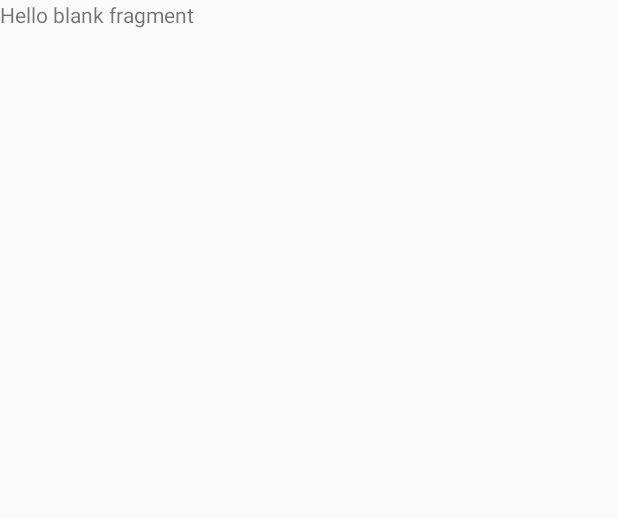
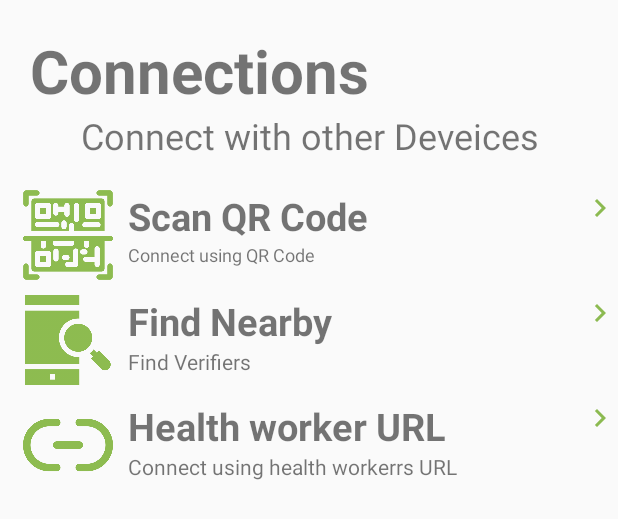
Before and after one commit to MrAsimZahid/ChildCare, an Android app: the layout fragment_connections.xml on its own in the app's theme, with its tools: preview values and no code run, on a phone screen of 412 x 824 dp. Shown: the top 519 px of the screen. Run offline under Robolectric (Android 15) with nearby library versions, the phone set to English and light mode, and no system bars.

Commit message:
Connection Fragment

```diff
--- /dev/null
+++ b/app/src/main/res/drawable/ic_navigate_next_green.xml
@@ -0,0 +1,5 @@
+<vector android:height="24dp" android:tint="#8CBA51"
+    android:viewportHeight="24.0" android:viewportWidth="24.0"
+    android:width="24dp" xmlns:android="http://schemas.android.com/apk/res/android">
+    <path android:fillColor="#FF000000" android:pathData="M10,6L8.59,7.41 13.17,12l-4.58,4.59L10,18l6,-6z"/>
+</vector>
--- a/app/src/main/res/layout/fragment_connections.xml
+++ b/app/src/main/res/layout/fragment_connections.xml
@@ -1,14 +1,172 @@
 <?xml version="1.0" encoding="utf-8"?>
-<FrameLayout xmlns:android="http://schemas.android.com/apk/res/android"
+<RelativeLayout xmlns:android="http://schemas.android.com/apk/res/android"
+    xmlns:app="http://schemas.android.com/apk/res-auto"
     xmlns:tools="http://schemas.android.com/tools"
     android:layout_width="match_parent"
     android:layout_height="match_parent"
     tools:context=".ui.fragments.Connections">
 
     <!-- TODO: Update blank fragment layout -->
+
+
     <TextView
+        android:id="@+id/textView13"
         android:layout_width="match_parent"
-        android:layout_height="match_parent"
-        android:text="@string/hello_blank_fragment" />
+        android:layout_height="wrap_content"
+        android:text="Connections"
+        android:textSize="40sp"
+        android:textStyle="bold"
+        android:layout_marginTop="20dp"
+        android:layout_marginLeft="20dp"
+        />
 
-</FrameLayout>
+    <TextView
+        android:id="@+id/textView14"
+        android:layout_width="match_parent"
+        android:layout_height="wrap_content"
+        android:layout_below="@+id/textView13"
+        android:layout_gravity="center_horizontal"
+        android:gravity="center_horizontal"
+        android:text="Connect with other Deveices"
+        android:textSize="24sp" />
+
+    <RelativeLayout
+        android:layout_width="match_parent"
+        android:layout_height="70dp"
+        android:id="@+id/LR1"
+        android:layout_below="@+id/textView14"
+        android:layout_marginTop="20dp">
+
+
+        <ImageView
+            android:id="@+id/qrImage"
+            android:layout_width="60dp"
+            android:layout_height="60dp"
+            android:layout_weight="1"
+            android:src="@drawable/ic_qr_scanner_green"
+            android:layout_marginLeft="15dp"
+            android:layout_marginRight="10dp"
+            />
+
+        <TextView
+            android:id="@+id/qrtext"
+            android:layout_width="wrap_content"
+            android:layout_height="wrap_content"
+            android:layout_weight="1"
+            android:text="Scan QR Code"
+            android:layout_toRightOf="@+id/qrImage"
+            android:textStyle="bold"
+            android:textSize="25sp"/>
+
+        <TextView
+            android:id="@+id/qrSubText"
+            android:layout_width="wrap_content"
+            android:layout_height="wrap_content"
+            android:layout_weight="1"
+            android:text="Connect using QR Code"
+            android:layout_below="@+id/qrtext"
+            android:layout_toRightOf="@+id/qrImage"
+            android:textSize="12sp"/>
+
+        <ImageView
+            android:id="@+id/next"
+            android:layout_width="wrap_content"
+            android:layout_height="wrap_content"
+            android:layout_weight="1"
+            app:srcCompat="@drawable/ic_navigate_next_green"
+            android:layout_alignParentRight="true" />
+    </RelativeLayout>
+
+    <RelativeLayout
+        android:layout_width="match_parent"
+        android:layout_height="70dp"
+        android:id="@+id/LR2"
+        android:layout_below="@+id/LR1">
+
+
+        <ImageView
+            android:id="@+id/nearby"
+            android:layout_width="60dp"
+            android:layout_height="60dp"
+            android:layout_weight="1"
+            android:src="@drawable/ic_nearby_device_green"
+            android:layout_marginLeft="15dp"
+            android:layout_marginRight="10dp"
+            />
+
+        <TextView
+            android:id="@+id/nearbyHead"
+            android:layout_width="wrap_content"
+            android:layout_height="wrap_content"
+            android:layout_weight="1"
+            android:text="Find Nearby"
+            android:layout_toRightOf="@+id/nearby"
+            android:textStyle="bold"
+            android:textSize="25sp"/>
+
+        <TextView
+            android:id="@+id/nearbySub"
+            android:layout_width="wrap_content"
+            android:layout_height="wrap_content"
+            android:layout_weight="1"
+            android:text="Find Verifiers"
+            android:layout_below="@+id/nearbyHead"
+            android:layout_toRightOf="@+id/nearby"
+            />
+
+        <ImageView
+            android:id="@+id/next2"
+            android:layout_width="wrap_content"
+            android:layout_height="wrap_content"
+            android:layout_weight="1"
+            app:srcCompat="@drawable/ic_navigate_next_green"
+            android:layout_alignParentRight="true" />
+    </RelativeLayout>
+
+    <RelativeLayout
+        android:layout_width="match_parent"
+        android:layout_height="70dp"
+        android:id="@+id/LR3"
+        android:layout_below="@+id/LR2">
+
+
+        <ImageView
+            android:id="@+id/imageView7"
+            android:layout_width="60dp"
+            android:layout_height="60dp"
+            android:layout_weight="1"
+            android:src="@drawable/ic_direct_url_green"
+            android:layout_marginLeft="15dp"
+            android:layout_marginRight="10dp"/>
+
+        <TextView
+            android:id="@+id/textView16"
+            android:layout_width="wrap_content"
+            android:layout_height="wrap_content"
+            android:layout_weight="1"
+            android:text="Health worker URL"
+            android:layout_toRightOf="@+id/imageView7"
+            android:textStyle="bold"
+            android:textSize="25sp"/>
+
+        <TextView
+            android:id="@+id/textView17"
+            android:layout_width="wrap_content"
+            android:layout_height="wrap_content"
+            android:layout_weight="1"
+            android:text="Connect using health workerrs URL"
+            android:layout_below="@+id/textView16"
+            android:layout_toRightOf="@+id/imageView7"
+            />
+
+        <ImageView
+            android:id="@+id/imageView8"
+            android:layout_width="wrap_content"
+            android:layout_height="wrap_content"
+            android:layout_weight="1"
+            app:srcCompat="@drawable/ic_navigate_next_green"
+            android:layout_alignParentRight="true" />
+    </RelativeLayout>
+
+
+</RelativeLayout>
```
Also changed, not shown: app/src/main/res/drawable/ic_direct_url_green.png (added), app/src/main/res/drawable/ic_nearby_device_green.png (added), app/src/main/res/drawable/ic_qr_scanner_green.png (added).
